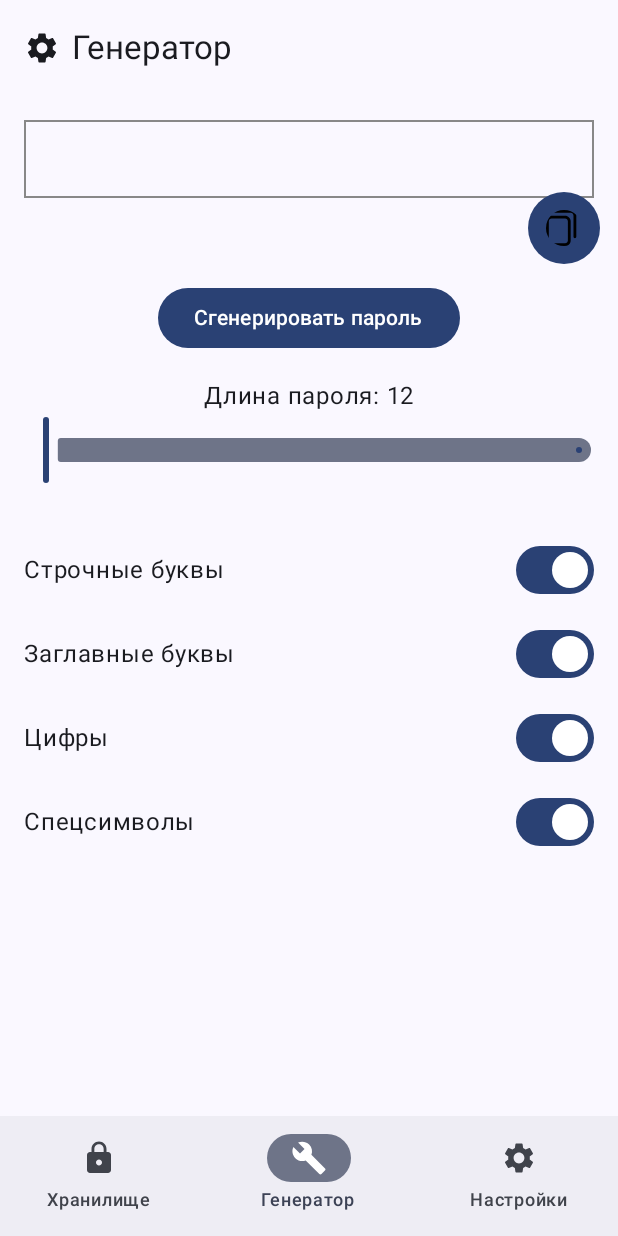
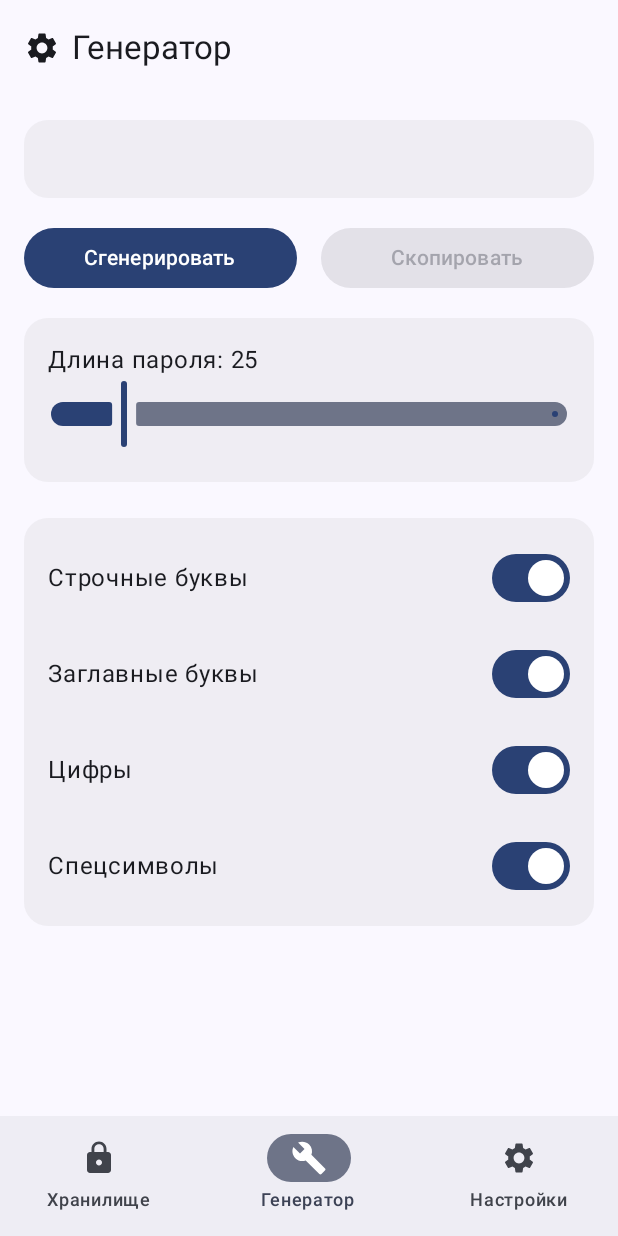
Before and after one commit to canyoufix/Pass, an Android app built with Jetpack Compose: the GeneratorScreen screen opened through its navigation route, on a phone screen of 412 x 824 dp. Run offline under Robolectric (Android 15) with nearby library versions, the phone set to English and light mode, and no system bars.

Commit message:
Update GeneratorScreen

```diff
--- a/ui/src/main/java/com/canyoufix/ui/screens/menu/GeneratorScreen.kt
+++ b/ui/src/main/java/com/canyoufix/ui/screens/menu/GeneratorScreen.kt
@@ -1,11 +1,8 @@
 package com.canyoufix.ui.screens.menu
 
-import android.content.ClipboardManager
-import android.content.Context
-import androidx.compose.foundation.Image
 import androidx.compose.foundation.background
-import androidx.compose.foundation.border
 import androidx.compose.foundation.layout.Arrangement
+import androidx.compose.foundation.layout.Box
 import androidx.compose.foundation.layout.Column
 import androidx.compose.foundation.layout.Row
 import androidx.compose.foundation.layout.Spacer
@@ -13,37 +10,35 @@ import androidx.compose.foundation.layout.fillMaxSize
 import androidx.compose.foundation.layout.fillMaxWidth
 import androidx.compose.foundation.layout.height
 import androidx.compose.foundation.layout.padding
-import androidx.compose.foundation.layout.size
 import androidx.compose.foundation.rememberScrollState
-import androidx.compose.foundation.shape.CircleShape
+import androidx.compose.foundation.shape.RoundedCornerShape
 import androidx.compose.foundation.verticalScroll
 import androidx.compose.material3.Button
-import androidx.compose.material3.IconButton
 import androidx.compose.material3.MaterialTheme
 import androidx.compose.material3.Slider
 import androidx.compose.material3.Switch
 import androidx.compose.material3.Text
 import androidx.compose.runtime.Composable
 import androidx.compose.runtime.getValue
+import androidx.compose.runtime.mutableIntStateOf
 import androidx.compose.runtime.mutableStateOf
 import androidx.compose.runtime.remember
 import androidx.compose.runtime.setValue
 import androidx.compose.ui.Alignment
 import androidx.compose.ui.Modifier
+import androidx.compose.ui.draw.clip
 import androidx.compose.ui.graphics.Color
-import androidx.compose.ui.graphics.painter.Painter
 import androidx.compose.ui.platform.LocalContext
-import androidx.compose.ui.res.painterResource
 import androidx.compose.ui.text.font.FontWeight
 import androidx.compose.ui.tooling.preview.Preview
 import androidx.compose.ui.unit.dp
-import com.canyoufix.ui.R
-import com.canyoufix.ui.utils.generatePassword
+import com.canyoufix.ui.utils.ClipboardUtils
+import com.canyoufix.ui.utils.PasswordUtils
 
 @Composable
 fun GeneratorScreen() {
     var password by remember { mutableStateOf("") }
-    var length by remember { mutableStateOf(12) }
+    var length by remember { mutableIntStateOf(25) }
     var useLowerCase by remember { mutableStateOf(true) }
     var useUpperCase by remember { mutableStateOf(true) }
     var useDigits by remember { mutableStateOf(true) }
@@ -51,25 +46,14 @@ fun GeneratorScreen() {
 
     // Получаем Context для доступа к ClipboardManager
     val context = LocalContext.current
-    val clipboardManager = context.getSystemService(Context.CLIPBOARD_SERVICE) as ClipboardManager
 
     // Логика для копирования пароля
     val copyToClipboard: () -> Unit = {
-        val clip = android.content.ClipData.newPlainText("password", password)
-        clipboardManager.setPrimaryClip(clip)
+        ClipboardUtils.copyToClipboard(context, "password", password)  // Используем утилиту
     }
 
     // Проверяем, что хотя бы один свитч включен
     val isAnySwitchOn = useLowerCase || useUpperCase || useDigits || useSymbols
-
-    // Логика принудительного включения ползунка с маленькими буквами
-    val handleLowerCaseSwitch: (Boolean) -> Unit = { newValue ->
-        if (!useUpperCase && !useDigits && !useSymbols) {
-            useLowerCase = true // Принудительно включаем, если все выключены
-        } else {
-            useLowerCase = newValue
-        }
-    }
 
     // Scroll для прокрутки контента
     val scrollState = rememberScrollState()
@@ -82,85 +66,110 @@ fun GeneratorScreen() {
         horizontalAlignment = Alignment.CenterHorizontally
     ) {
         // Итоговый сгенерированный пароль
-        Row(
+        Box(
             modifier = Modifier
                 .fillMaxWidth()
-                .border(1.dp, Color.Gray)
-                .padding(16.dp),
-            verticalAlignment = Alignment.CenterVertically
+                .clip(RoundedCornerShape(16.dp))
+                .background(Color.Gray.copy(alpha = 0.1f)) // Серый фон с прозрачностью
+                .padding(16.dp)
         ) {
             Text(
                 text = password,
                 style = MaterialTheme.typography.bodyMedium.copy(fontWeight = FontWeight.Bold), // Уменьшенный шрифт
-                modifier = Modifier.weight(1f)
+                modifier = Modifier.align(Alignment.CenterStart) // Выравнивание текста по левому краю
             )
         }
+        Spacer(modifier = Modifier.height(16.dp))
 
-        // Кнопка копирования вне рамки с паролем
-        IconButton(
-            onClick = copyToClipboard,
-            modifier = Modifier
-                .size(40.dp) // Размер кнопки
-                .padding(8.dp)
-                .background(MaterialTheme.colorScheme.primary, shape = CircleShape) // Кнопка с фоном
-                .align(Alignment.End) // Выравнивание кнопки справа
+        // Row для размещения кнопок горизонтально
+        Row(
+            modifier = Modifier.fillMaxWidth(),
+            horizontalArrangement = Arrangement.spacedBy(16.dp), // Отступ между кнопками
+            verticalAlignment = Alignment.CenterVertically // Выравнивание по центру по вертикали
         ) {
-            val icon: Painter = painterResource(id = R.drawable.ic_copy) // Замените на свою иконку
-            Image(painter = icon, contentDescription = "Copy")
+            // Кнопка для генерации пароля, делаем неактивной, если все свитчи выключены
+            Button(
+                onClick = {
+                    password = PasswordUtils.generatePassword(length, useLowerCase, useUpperCase, useDigits, useSymbols)
+                },
+                enabled = isAnySwitchOn, // Кнопка неактивна, если все свитчи выключены
+                modifier = Modifier.weight(1f) // Делает кнопку растягиваемой
+            ) {
+                Text("Сгенерировать")
             }
 
+            // Кнопка для копирования пароля
+            Button(
+                onClick = copyToClipboard,
+                enabled = password.isNotEmpty(),
+                modifier = Modifier.weight(1f) // Делает кнопку растягиваемой
+            ) {
+                Text("Скопировать")
+            }
+        }
         Spacer(modifier = Modifier.height(16.dp))
 
-        // Кнопка для генерации пароля
-        Button(onClick = {
-            password = generatePassword(length, useLowerCase, useUpperCase, useDigits, useSymbols)
-        }) {
-            Text("Сгенерировать пароль")
-        }
-
-        Spacer(modifier = Modifier.height(16.dp))
-
-        // Ползунок для изменения длины пароля
+        // Подложка с ползунком для изменения длины пароля
+        Box(
+            modifier = Modifier
+                .fillMaxWidth()
+                .clip(RoundedCornerShape(16.dp))
+                .background(Color.Gray.copy(alpha = 0.1f)) // Серый фон
+                .padding(16.dp)
+        ) {
+            Column {
                 Text("Длина пароля: $length")
                 Slider(
                     value = length.toFloat(),
-            onValueChange = { if (isAnySwitchOn) length = it.toInt() }, // Блокировка ползунка при выключении всех свитчей
+                    onValueChange = { length = it.toInt() }, // Блокировка ползунка при выключении всех свитчей
                     valueRange = 8f..128f, // Теперь от 8 до 128
-            modifier = Modifier.padding(bottom = 16.dp) // Отступ снизу
+                    modifier = Modifier.padding(bottom = 5.dp) // Отступ снизу
+                )
+            }
+        }
+        Spacer(modifier = Modifier.height(24.dp))
+
+        Box(
+            modifier = Modifier
+                .fillMaxWidth()
+                .clip(RoundedCornerShape(16.dp))
+                .background(Color.Gray.copy(alpha = 0.1f)) // Серый фон
+                .padding(16.dp)
+        ) {
+            Column(
+                modifier = Modifier.fillMaxWidth() // Используем Column для вертикального расположения
+            ) {
+                SwitchWithLabel(
+                    label = "Строчные буквы",
+                    checked = useLowerCase,
+                    onCheckedChange = { useLowerCase = it }
                 )
 
                 Spacer(modifier = Modifier.height(16.dp))
 
-        // Свитчи для выбора типа символов
-        SwitchWithLabel(
-            label = "Строчные буквы",
-            checked = useLowerCase,
-            onCheckedChange = { handleLowerCaseSwitch(it) }
-        )
-
-        Spacer(modifier = Modifier.height(8.dp))
-
                 SwitchWithLabel(
                     label = "Заглавные буквы",
                     checked = useUpperCase,
-            onCheckedChange = { if (isAnySwitchOn) useUpperCase = it }
+                    onCheckedChange = { useUpperCase = it }
                 )
 
-        Spacer(modifier = Modifier.height(8.dp))
+                Spacer(modifier = Modifier.height(16.dp))
 
                 SwitchWithLabel(
                     label = "Цифры",
                     checked = useDigits,
-            onCheckedChange = { if (isAnySwitchOn) useDigits = it }
+                    onCheckedChange = { useDigits = it }
                 )
 
-        Spacer(modifier = Modifier.height(8.dp))
+                Spacer(modifier = Modifier.height(16.dp))
 
                 SwitchWithLabel(
                     label = "Спецсимволы",
                     checked = useSymbols,
-            onCheckedChange = { if (isAnySwitchOn) useSymbols = it }
+                    onCheckedChange = { useSymbols = it }
                 )
+            }
+        }
     }
 }
 
--- /dev/null
+++ b/ui/src/main/java/com/canyoufix/ui/utils/ClipboardUtils.kt
@@ -0,0 +1,15 @@
+package com.canyoufix.ui.utils
+
+import android.content.ClipboardManager
+import android.content.Context
+import android.content.ClipData
+
+object ClipboardUtils {
+
+    // Функция для копирования текста в буфер обмена
+    fun copyToClipboard(context: Context, label: String, text: String) {
+        val clipboardManager = context.getSystemService(Context.CLIPBOARD_SERVICE) as ClipboardManager
+        val clip = ClipData.newPlainText(label, text)
+        clipboardManager.setPrimaryClip(clip)
+    }
+}
--- a/ui/src/main/java/com/canyoufix/ui/utils/PasswordUtils.kt
+++ b/ui/src/main/java/com/canyoufix/ui/utils/PasswordUtils.kt
@@ -2,6 +2,7 @@ package com.canyoufix.ui.utils
 
 import java.security.SecureRandom
 
+object PasswordUtils {
     fun generatePassword(
         length: Int,
         useLowerCase: Boolean,
@@ -27,3 +28,4 @@ fun generatePassword(
             .map { characters[random.nextInt(characters.length)] }
             .joinToString("")
     }
+}
```
Lines whose indentation alone changed are shown as unchanged.
